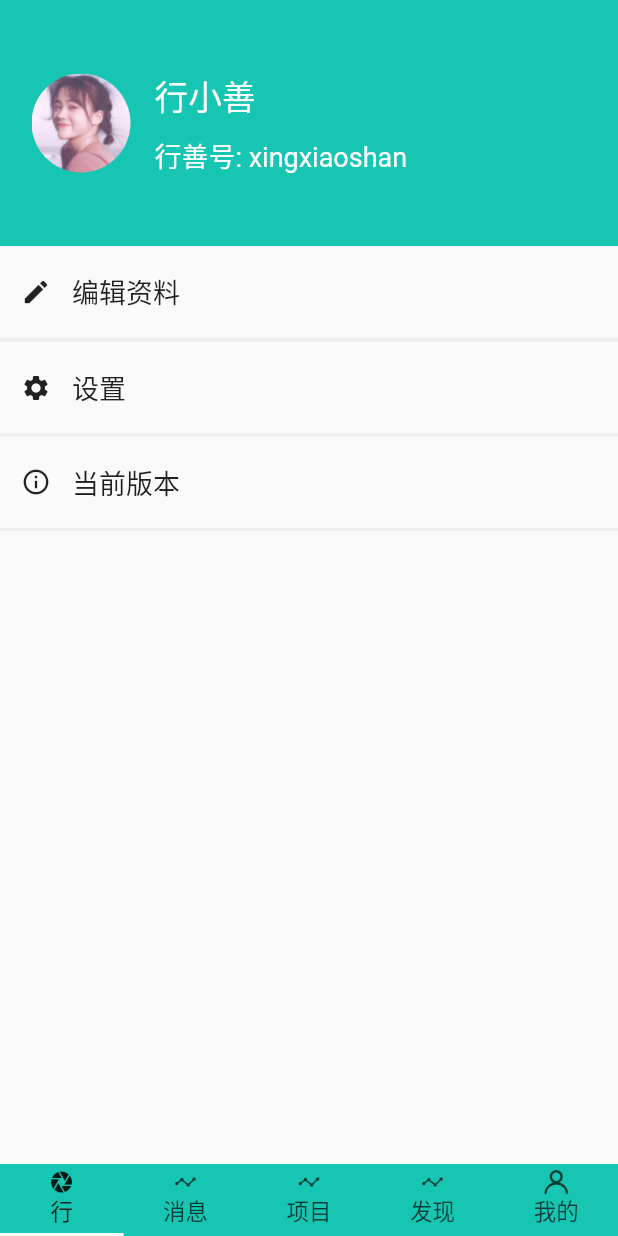
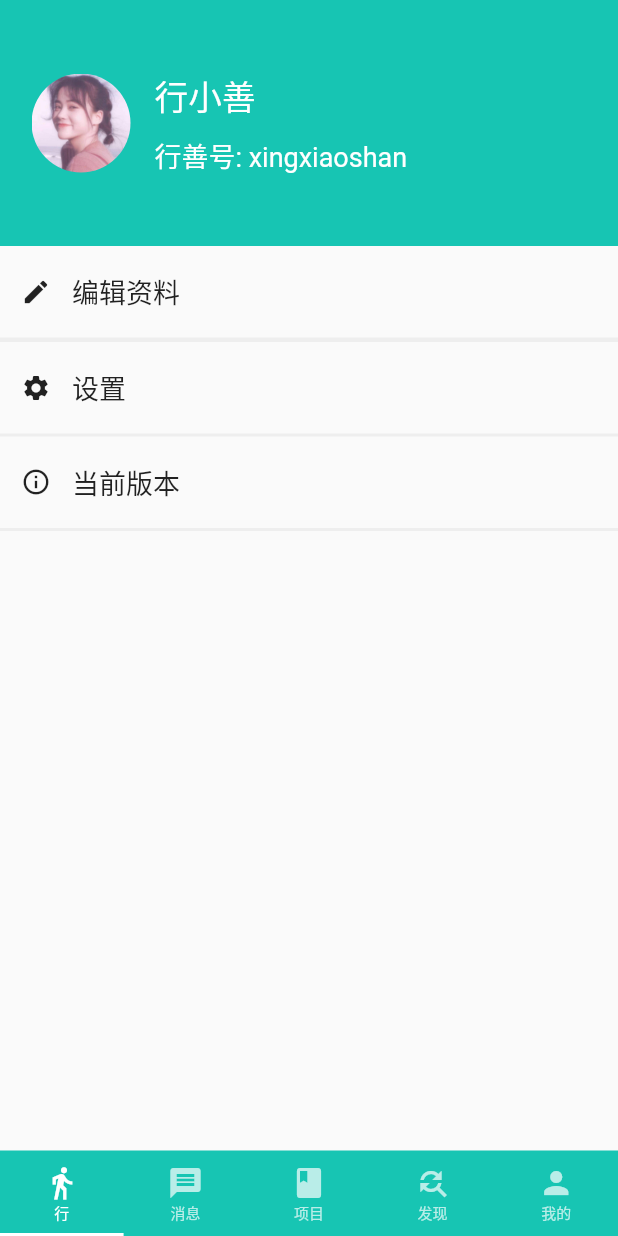
Before and after one commit to ganlt/flutter-xingshan, a Flutter app: the screen it shows after launch, on a phone screen of 412 x 824 dp. Run offline on Flutter 3.47's test engine with Material 2 defaults, Android fonts, the phone set to English and light mode, and no system bars; our stand-ins replace dio, event_bus, flutter_redux, fluttertoast, redux; missing offline and left inert: android_intent.

Commit message:
add Icons and modify tabbar style

```diff
--- a/lib/common/style/style.dart
+++ b/lib/common/style/style.dart
@@ -47,8 +47,6 @@ class XSColors {
 
 ///文本样式
 class XSConstant {
-  static const String app_default_share_url =
-      "https://github.com/CarGuo/XSGithubAppFlutter";
 
   static const lagerTextSize = 30.0;
   static const bigTextSize = 23.0;
@@ -214,8 +212,6 @@ class XSICons {
 
   static const String DEFAULT_USER_ICON = 'static/images/logo.png';
   static const String DEFAULT_IMAGE = 'static/images/default_img.png';
-  static const String DEFAULT_REMOTE_PIC =
-      'https://raw.githubusercontent.com/CarGuo/XSGithubAppFlutter/master/static/images/logo.png';
 
   static const IconData HOME =
       const IconData(0xe624, fontFamily: XSICons.FONT_FAMILY);
@@ -224,56 +220,16 @@ class XSICons {
   static const IconData SEARCH =
       const IconData(0xe61c, fontFamily: XSICons.FONT_FAMILY);
 
-  static const IconData MAIN_DT =
+  static const IconData HOME_WALK =
       const IconData(0xe684, fontFamily: XSICons.FONT_FAMILY);
-  static const IconData MAIN_QS =
+  static const IconData HOME_MESSAGE =
       const IconData(0xe818, fontFamily: XSICons.FONT_FAMILY);
-  static const IconData MAIN_MY =
+  static const IconData HOME_PROJECT =
       const IconData(0xe6d0, fontFamily: XSICons.FONT_FAMILY);
-  static const IconData MAIN_SEARCH =
-      const IconData(0xe61c, fontFamily: XSICons.FONT_FAMILY);
-
-  static const IconData LOGIN_USER =
-      const IconData(0xe666, fontFamily: XSICons.FONT_FAMILY);
-  static const IconData LOGIN_PW =
-      const IconData(0xe60e, fontFamily: XSICons.FONT_FAMILY);
-
-  static const IconData REPOS_ITEM_USER =
-      const IconData(0xe63e, fontFamily: XSICons.FONT_FAMILY);
-  static const IconData REPOS_ITEM_STAR =
-      const IconData(0xe643, fontFamily: XSICons.FONT_FAMILY);
-  static const IconData REPOS_ITEM_FORK =
-      const IconData(0xe67e, fontFamily: XSICons.FONT_FAMILY);
-  static const IconData REPOS_ITEM_ISSUE =
-      const IconData(0xe661, fontFamily: XSICons.FONT_FAMILY);
-
-  static const IconData REPOS_ITEM_STARED =
-      const IconData(0xe698, fontFamily: XSICons.FONT_FAMILY);
-  static const IconData REPOS_ITEM_WATCH =
-      const IconData(0xe681, fontFamily: XSICons.FONT_FAMILY);
-  static const IconData REPOS_ITEM_WATCHED =
-      const IconData(0xe629, fontFamily: XSICons.FONT_FAMILY);
-  static const IconData REPOS_ITEM_DIR = Icons.folder;
-  static const IconData REPOS_ITEM_FILE =
-      const IconData(0xea77, fontFamily: XSICons.FONT_FAMILY);
-  static const IconData REPOS_ITEM_NEXT =
-      const IconData(0xe610, fontFamily: XSICons.FONT_FAMILY);
-
-  static const IconData USER_ITEM_COMPANY =
-      const IconData(0xe63e, fontFamily: XSICons.FONT_FAMILY);
-  static const IconData USER_ITEM_LOCATION =
-      const IconData(0xe7e6, fontFamily: XSICons.FONT_FAMILY);
-  static const IconData USER_ITEM_LINK =
-      const IconData(0xe670, fontFamily: XSICons.FONT_FAMILY);
-  static const IconData USER_NOTIFY =
-      const IconData(0xe600, fontFamily: XSICons.FONT_FAMILY);
-
-  static const IconData ISSUE_ITEM_ISSUE =
-      const IconData(0xe661, fontFamily: XSICons.FONT_FAMILY);
-  static const IconData ISSUE_ITEM_COMMENT =
-      const IconData(0xe6ba, fontFamily: XSICons.FONT_FAMILY);
-  static const IconData ISSUE_ITEM_ADD =
-      const IconData(0xe662, fontFamily: XSICons.FONT_FAMILY);
+  static const IconData HOME_FOUND =
+      const IconData(0xe6d0, fontFamily: XSICons.FONT_FAMILY);
+  static const IconData HOME_MY =
+      const IconData(0xe6d0, fontFamily: XSICons.FONT_FAMILY);
 
   static const IconData ISSUE_EDIT_H1 = Icons.filter_1;
   static const IconData ISSUE_EDIT_H2 = Icons.filter_2;
--- a/lib/page/home/home_page.dart
+++ b/lib/page/home/home_page.dart
@@ -3,15 +3,15 @@ import 'dart:io';
 
 import 'package:android_intent/android_intent.dart';
 import 'package:flutter/material.dart';
-import 'package:xingshan/common/localization/default_localizations.dart';
+// import 'package:xingshan/common/localization/default_localizations.dart';
 import 'package:xingshan/common/style/style.dart';
 import 'package:xingshan/common/utils/common_utils.dart';
-import 'package:xingshan/common/utils/navigator_utils.dart';
+// import 'package:xingshan/common/utils/navigator_utils.dart';
 // import 'package:xingshan/page/dynamic/dynamic_page.dart';
 import 'package:xingshan/page/my/my_page.dart';
 // import 'package:xingshan/page/trend/trend_page.dart';
 import 'package:xingshan/widget/tabbar_widget.dart';
-import 'package:xingshan/widget/titlebar_widget.dart';
+// import 'package:xingshan/widget/titlebar_widget.dart';
 
 class XSHomePage extends StatelessWidget {
   static final String sName = "home";
@@ -34,7 +34,7 @@ class XSHomePage extends StatelessWidget {
     return new Tab(
       child: new Column(
         mainAxisAlignment: MainAxisAlignment.center,
-        children: <Widget>[new Icon(icon, size: 16.0), new Text(text)],
+        children: <Widget>[new Icon(icon, size: 24.0,), new Text(text)],
       ),
     );
   }
@@ -43,11 +43,11 @@ class XSHomePage extends StatelessWidget {
   @override
   Widget build(BuildContext context) {
     List<Widget> tabs = [
-      _renderTab(XSICons.MAIN_DT, CommonUtils.getLocale(context).home_walk),
-      _renderTab(XSICons.MAIN_QS, CommonUtils.getLocale(context).home_message),
-      _renderTab(XSICons.MAIN_QS, CommonUtils.getLocale(context).home_project),
-      _renderTab(XSICons.MAIN_QS, CommonUtils.getLocale(context).home_found),
-      _renderTab(XSICons.MAIN_MY, CommonUtils.getLocale(context).home_my),
+      _renderTab(Icons.directions_walk, CommonUtils.getLocale(context).home_walk),
+      _renderTab(Icons.message, CommonUtils.getLocale(context).home_message),
+      _renderTab(Icons.book, CommonUtils.getLocale(context).home_project),
+      _renderTab(Icons.find_replace, CommonUtils.getLocale(context).home_found),
+      _renderTab(Icons.person, CommonUtils.getLocale(context).home_my),
     ];
     ///增加返回按键监听
     return WillPopScope(
--- a/lib/widget/tabbar_widget.dart
+++ b/lib/widget/tabbar_widget.dart
@@ -1,4 +1,5 @@
 import 'package:flutter/material.dart';
+import 'package:xingshan/common/style/style.dart';
 
 ///支持顶部和顶部的TabBar控件
 ///配合AutomaticKeepAliveClientMixin可以keep住
@@ -117,6 +118,11 @@ class _XSTabBarState extends State<XSTabBarWidget>
               //TabBar导航标签，底部导航放到Scaffold的bottomNavigationBar中
               controller: _tabController, //配置控制器
               tabs: widget.tabItems,
+              labelColor: XSColors.white,
+              labelPadding: EdgeInsets.only(top: 6, bottom: 3),
+              labelStyle: TextStyle(
+                fontSize: 10,
+              ),
               indicatorColor: _indicatorColor,
               onTap: (index) {
                 _onPageChanged?.call(index);
```
